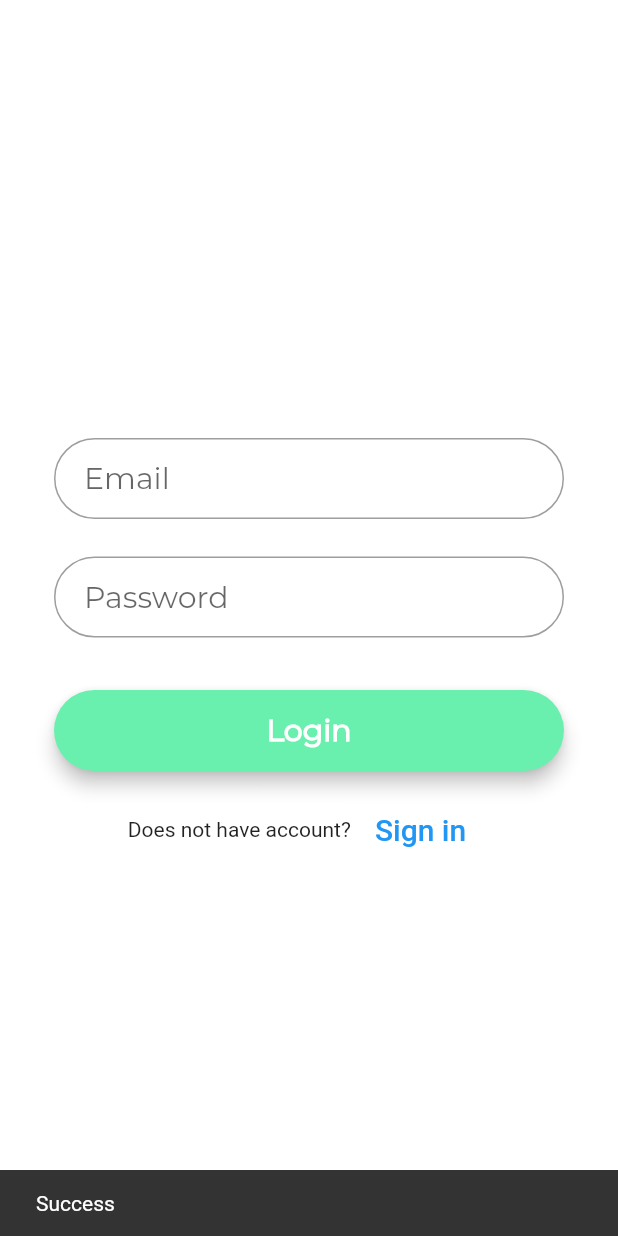
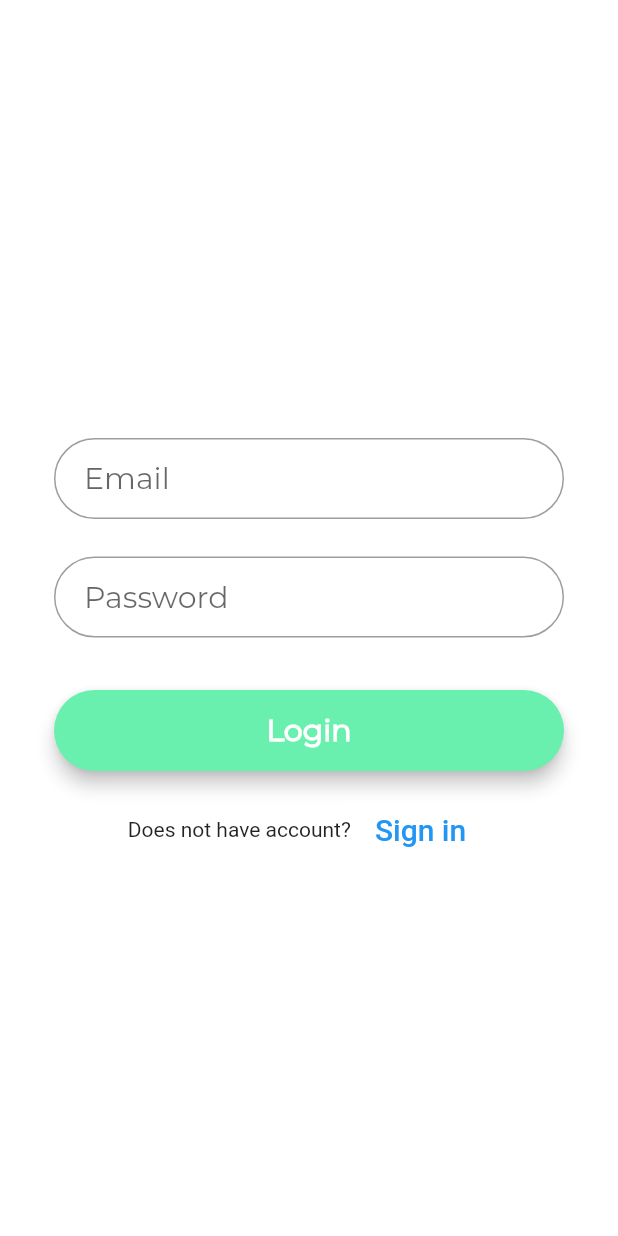
Before and after one commit to moving-tired/collab-flutter-app, a Flutter app: the first screen one second after launch, on a phone screen of 412 x 824 dp. Run offline on Flutter 3.47's test engine with Material 2 defaults, Android fonts, the phone set to English and light mode, and no system bars; our stand-ins replace flutter_datetime_picker, google_maps_flutter, sqflite; accounts and stored records are empty.

```diff
--- a/lib/database/helper.dart
+++ b/lib/database/helper.dart
@@ -28,6 +28,6 @@ class DatabaseHelper {
 
   void _onCreate(Database db, int version) async {
     await db.execute(
-        "CREATE TABLE ${UserStorage.TABLE}(id INTEGER PRIMARY KEY, name TEXT, jwt TEXT)");
+        "CREATE TABLE ${LoggedStorage.TABLE}(id INTEGER PRIMARY KEY, name TEXT, jwt TEXT)");
   }
 }
--- a/lib/database/logged_user.dart
+++ b/lib/database/logged_user.dart
@@ -3,7 +3,7 @@ import 'dart:async';
 import 'package:collab_flutter_app/database/helper.dart';
 import 'package:collab_flutter_app/models/logged_user.dart';
 
-class UserStorage {
+class LoggedStorage {
 
   static const String TABLE = "UserToken";
   static final DatabaseHelper _helper = DatabaseHelper();
--- a/lib/listener/auth_state.dart
+++ b/lib/listener/auth_state.dart
@@ -1,3 +1,4 @@
+
 import 'package:collab_flutter_app/database/logged_user.dart';
 
 enum AuthState{ LOGGED_IN, LOGGED_OUT }
@@ -19,7 +20,7 @@ class AuthStateProvider {
   }
 
   void initState() async {
-    var db = new UserStorage();
+    var db = new LoggedStorage();
     var isLoggedIn = await db.isLoggedIn();
     if(isLoggedIn)
       notify(AuthState.LOGGED_IN);
--- a/lib/network/sign_up.dart
+++ b/lib/network/sign_up.dart
@@ -20,6 +20,6 @@ class SignUpNetwork {
       "password": password,
       "phone": phone,
       "birthday": birthday.toIso8601String()
-    }).then(null);
+    });
   }
 }
--- a/lib/presenter/login_presenter.dart
+++ b/lib/presenter/login_presenter.dart
@@ -12,7 +12,7 @@ abstract class LoginScreenContract {
 class LoginScreenPresenter {
   LoginScreenContract _view;
   LoginNetwork api = new LoginNetwork(NetworkUtil.instance);
-  UserStorage _storage = new UserStorage();
+  LoggedStorage _storage = new LoggedStorage();
 
   LoginScreenPresenter(this._view);
 
--- a/lib/screens/login/login_state.dart
+++ b/lib/screens/login/login_state.dart
@@ -1,7 +1,5 @@
 import 'dart:ui';
 
-import 'package:collab_flutter_app/database/logged_user.dart';
-import 'package:collab_flutter_app/listener/auth_state.dart';
 import 'package:collab_flutter_app/models/logged_user.dart';
 import 'package:collab_flutter_app/presenter/login_presenter.dart';
 import 'package:collab_flutter_app/screens/home/home.dart';
@@ -10,7 +8,7 @@ import 'package:collab_flutter_app/screens/login/signup.dart';
 import 'package:flutter/material.dart';
 
 class LoginState extends State<LoginScreen>
-    implements LoginScreenContract, AuthStateListener {
+    implements LoginScreenContract {
   TextStyle style = TextStyle(fontFamily: 'Montserrat', fontSize: 20.0);
   bool _isLoading = false;
   final formKey = new GlobalKey<FormState>();
@@ -20,8 +18,6 @@ class LoginState extends State<LoginScreen>
 
   LoginState() {
     this._presenter = new LoginScreenPresenter(this);
-    var authStateProvider = new AuthStateProvider();
-    authStateProvider.subscribe(this);
   }
 
   void _submit() {
@@ -154,8 +150,4 @@ class LoginState extends State<LoginScreen>
         context, MaterialPageRoute(builder: (context) => HomeScreen()));
   }
 
-  @override
-  void onAuthStateChanged(AuthState state) {
-    _showSnackBar("Success");
-  }
 }
--- a/pubspec.yaml
+++ b/pubspec.yaml
@@ -21,12 +21,13 @@ dependencies:
     sdk: flutter
 
   cupertino_icons: ^0.1.2
-  google_maps_flutter: 0.5.26+4
+  google_maps_flutter: 0.5.27+3
   flutter_datetime_picker: 1.3.8
   http: 0.12.1
   sqflite: 1.3.0
   path_provider: 1.6.7
   flutter_redux: 0.6.0
+  flutter_bloc: 4.0.0
 
 dev_dependencies:
   flutter_test:
```
Also changed, not shown: lib/screens/login/signup_state.dart (+5 -5 lines), pubspec.lock.
